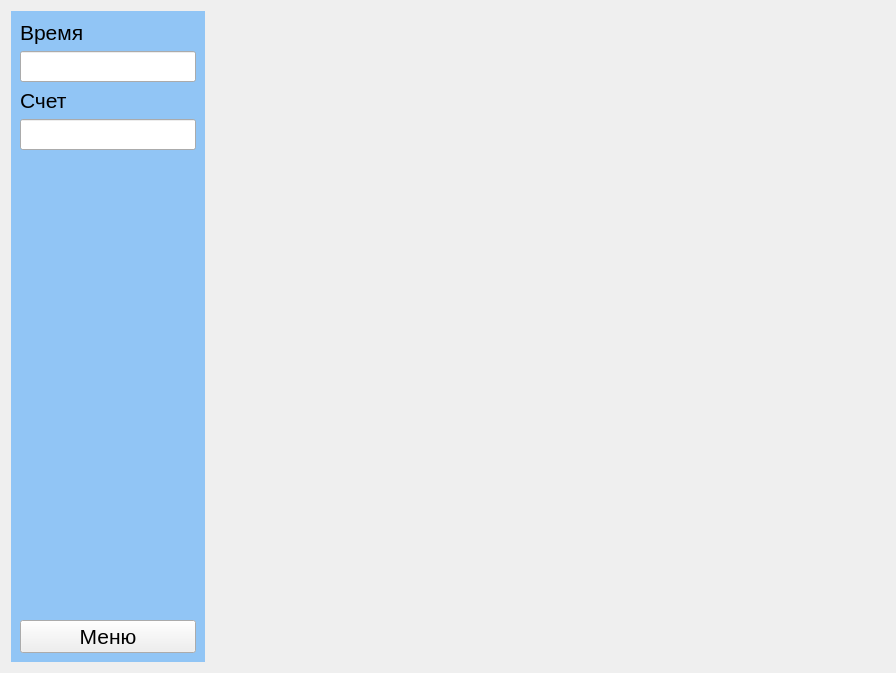
Qt form MyMainForm_2.ui (GoodAway1/MyProject) before a commit.
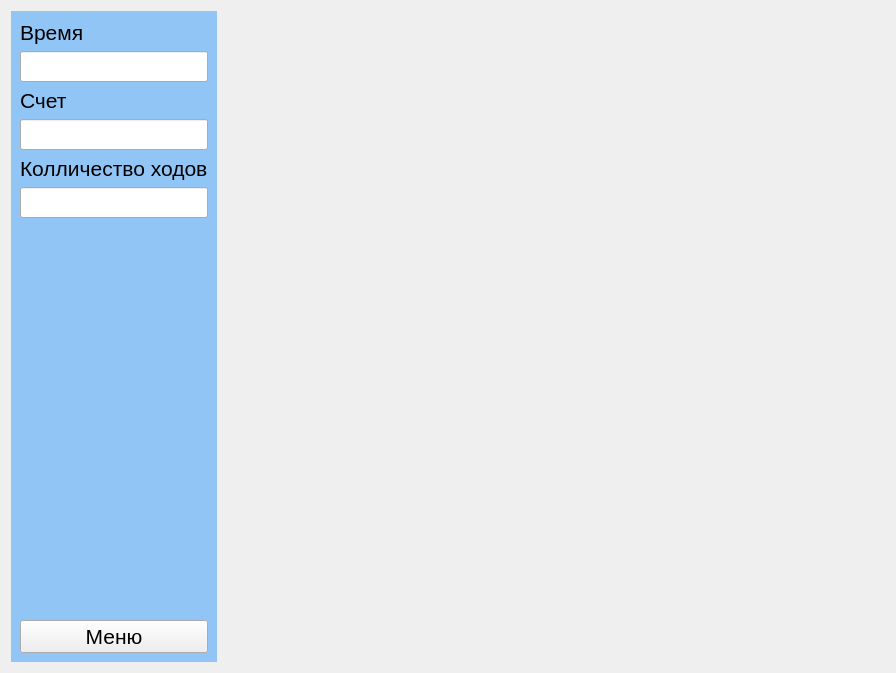
The same form after that commit. Icons and pictures are not drawn.

Commit message: Начало_1

```diff
--- a/MyMainForm_2.ui
+++ b/MyMainForm_2.ui
@@ -77,6 +77,27 @@
         </property>
        </widget>
       </item>
+      <item>
+       <widget class="QLabel" name="label_3">
+        <property name="font">
+         <font>
+          <pointsize>16</pointsize>
+         </font>
+        </property>
+        <property name="text">
+         <string>Колличество ходов</string>
+        </property>
+       </widget>
+      </item>
+      <item>
+       <widget class="QLineEdit" name="lineEdit_3">
+        <property name="font">
+         <font>
+          <pointsize>14</pointsize>
+         </font>
+        </property>
+       </widget>
+      </item>
       <item>
        <spacer name="verticalSpacer">
         <property name="orientation">
```
The commit also changes 2 other files.
